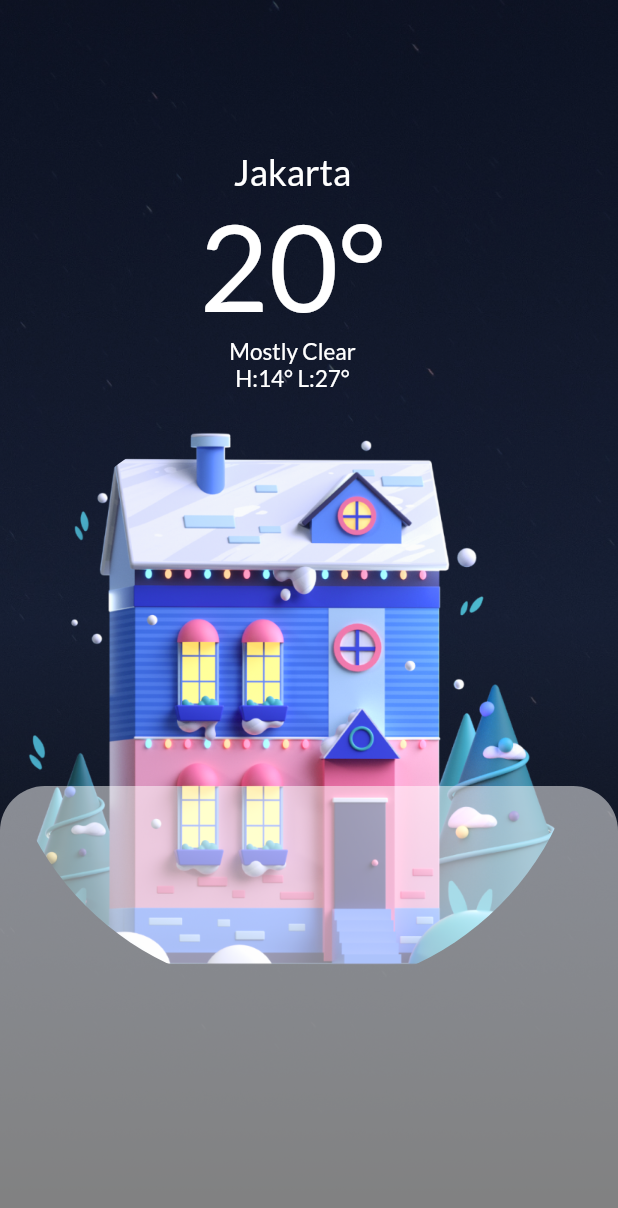
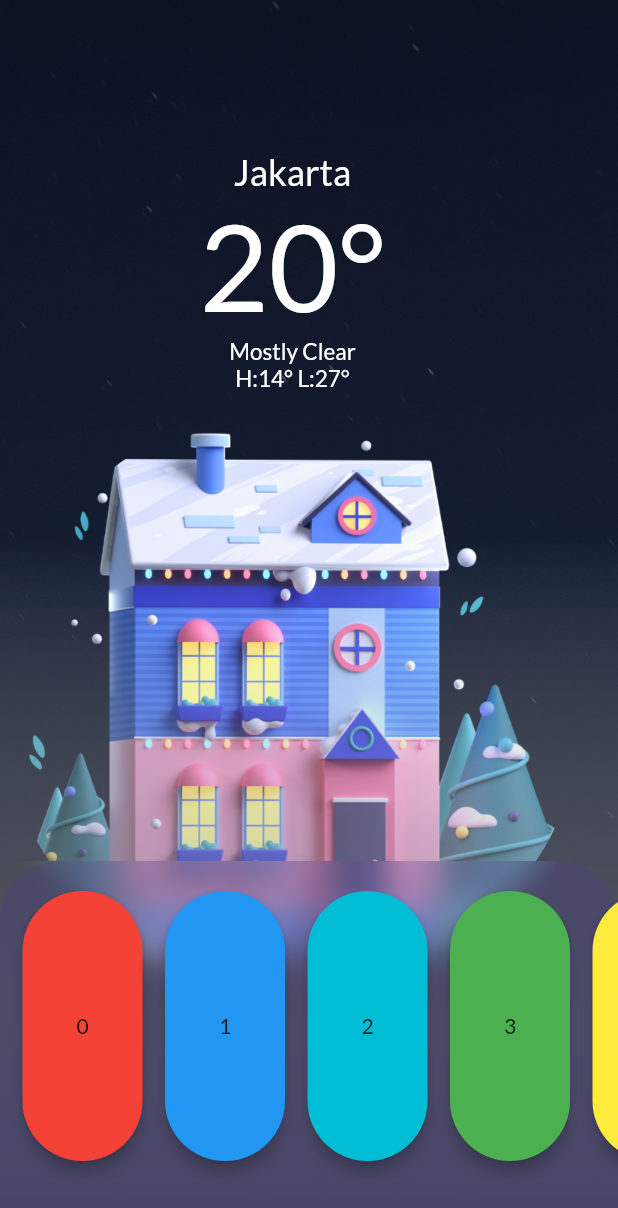
Before and after one commit to irwan33/weatherApps, a Flutter app: the screen it shows after launch, on a phone screen of 412 x 824 dp. Shown: the top 1208 px of the screen. Run offline on Flutter 3.47's test engine with Material 2 defaults, Android fonts, the phone set to English and light mode, and no system bars; our stand-ins replace google_fonts.

Commit message:
ListView

```diff
--- a/lib/screen/bottom-body.dart
+++ b/lib/screen/bottom-body.dart
@@ -1,5 +1,7 @@
 import 'dart:ui';
 import 'package:flutter/material.dart';
+import 'package:weather_apps/screen/weather-list.dart';
+import '../widgets/hex-color.dart';
 
 class BottomBody extends StatelessWidget {
   const BottomBody({super.key});
@@ -10,13 +12,21 @@ class BottomBody extends StatelessWidget {
       left: 0,
       right: 0,
       bottom: 0,
-      child: Container(
-        decoration: BoxDecoration(
-          color: Colors.white.withOpacity(0.5),
-          shape: BoxShape.rectangle,
-          borderRadius: BorderRadius.only(topLeft: Radius.circular(30), topRight: Radius.circular(30),),
+      child: ClipRect(
+        child: BackdropFilter(
+          filter: ImageFilter.blur(sigmaX: 10.0, sigmaY: 10.0),
+          child: Container(
+            height: 250.0,
+            decoration: BoxDecoration(
+                borderRadius: BorderRadius.only(
+                  topRight: Radius.circular(40.0),
+                  topLeft: Radius.circular(40.0),
+                ),
+                color: HexColor("48319D").withOpacity(0.2),
+            ),
+            child: WeatherList(),
+          ),
         ),
-        height: 300.0,
       ),
     );
   }
--- /dev/null
+++ b/lib/screen/gradient-view.dart
@@ -0,0 +1,23 @@
+import 'package:flutter/material.dart';
+
+class GradientView extends StatelessWidget {
+  const GradientView({super.key});
+
+  @override
+  Widget build(BuildContext context) {
+    return Positioned(
+      left: 0,
+      right: 0,
+      bottom: 0,
+      child: Container (
+        height: 400,
+        child: FittedBox(
+          fit: BoxFit.cover,
+          child: Image.asset(
+            'images/gradient.png',
+          ),
+        ),
+      ),
+    );
+  }
+}
--- a/lib/screen/login-page.dart
+++ b/lib/screen/login-page.dart
@@ -1,6 +1,7 @@
 import 'package:flutter/material.dart';
 import 'package:weather_apps/screen/bottom-body.dart';
 import 'package:weather_apps/screen/content-body.dart';
+import 'package:weather_apps/screen/gradient-view.dart';
 import '../widgets/widgets.dart';
 
 class LoginPage extends StatelessWidget {
@@ -16,6 +17,7 @@ class LoginPage extends StatelessWidget {
               child: new BackgroundImage()
           ),
           new ContentBody(),
+          new GradientView(),
           new BottomBody(),
         ],
       )
--- /dev/null
+++ b/lib/screen/weather-list.dart
@@ -0,0 +1,40 @@
+import 'package:flutter/material.dart';
+import '../widgets/hex-color.dart';
+import '../widgets/shadow-box.dart';
+void main() {
+  runApp(new MaterialApp(home: new WeatherList()));
+}
+
+class WeatherList extends StatelessWidget {
+  var colors = [
+    Colors.red,
+    Colors.blue,
+    Colors.cyan,
+    Colors.green,
+    Colors.yellow,
+  ];
+
+  @override
+  Widget build(BuildContext context) {
+    return ListView.builder(
+      itemExtent: 95.0,
+      itemCount: 5,//CHANGED
+      scrollDirection: Axis.horizontal,
+      itemBuilder: (context, index) => Container(
+        padding: EdgeInsets.only(
+          top: 20,
+          left: 15,
+            bottom: 50,
+        ),
+        child: Material(
+          elevation: 4.0,
+          borderRadius: BorderRadius.circular(40.0),
+          color: colors[index],//CHANGED
+          child: Center(
+            child: Text(index.toString()),
+          ),
+        ),
+      ),
+    );
+  }
+}
--- /dev/null
+++ b/lib/widgets/hex-color.dart
@@ -0,0 +1,13 @@
+import 'package:flutter/material.dart';
+
+class HexColor extends Color {
+  static int _getColorFromHex(String hexColor) {
+    hexColor = hexColor.toUpperCase().replaceAll("#", "");
+    if (hexColor.length == 6) {
+      hexColor = "FF" + hexColor;
+    }
+    return int.parse(hexColor, radix: 16);
+  }
+
+  HexColor(final String hexColor) : super(_getColorFromHex(hexColor));
+}
--- /dev/null
+++ b/lib/widgets/shadow-box.dart
@@ -0,0 +1,25 @@
+import 'package:flutter/material.dart';
+
+class CustomBoxShadow extends BoxShadow {
+  final BlurStyle blurStyle;
+
+  const CustomBoxShadow({
+    Color color = const Color(0xFF000000),
+    Offset offset = Offset.zero,
+    double blurRadius = 0.0,
+    this.blurStyle = BlurStyle.normal,
+  }) : super(color: color, offset: offset, blurRadius: blurRadius);
+
+  @override
+  Paint toPaint() {
+    final Paint result = Paint()
+      ..color = color
+      ..maskFilter = MaskFilter.blur(this.blurStyle, blurSigma);
+    assert(() {
+      if (debugDisableShadows)
+        result.maskFilter = null;
+      return true;
+    }());
+    return result;
+  }
+}
--- a/pubspec.yaml
+++ b/pubspec.yaml
@@ -37,6 +37,7 @@ dependencies:
   # Use with the CupertinoIcons class for iOS style icons.
   cupertino_icons: ^1.0.2
   google_fonts: ^3.0.1
+  hexcolor: ^2.0.3
 
 dev_dependencies:
   flutter_test:
@@ -69,6 +70,7 @@ flutter:
      - images/hamburger-btn.png
      - images/map-pin.png
      - images/rectangle-menu.png
+     - images/gradient.png
 
   # An image asset can refer to one or more resolution-specific "variants", see
   # https://flutter.dev/assets-and-images/#resolution-aware
```
Also changed, not shown: images/gradient.png (added), pubspec.lock, 1 other file.
